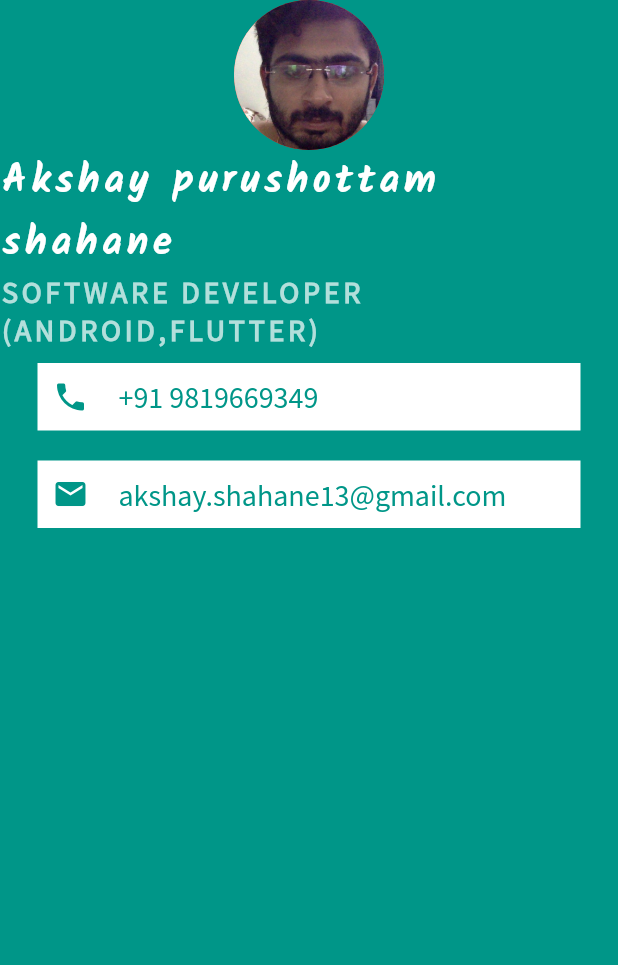
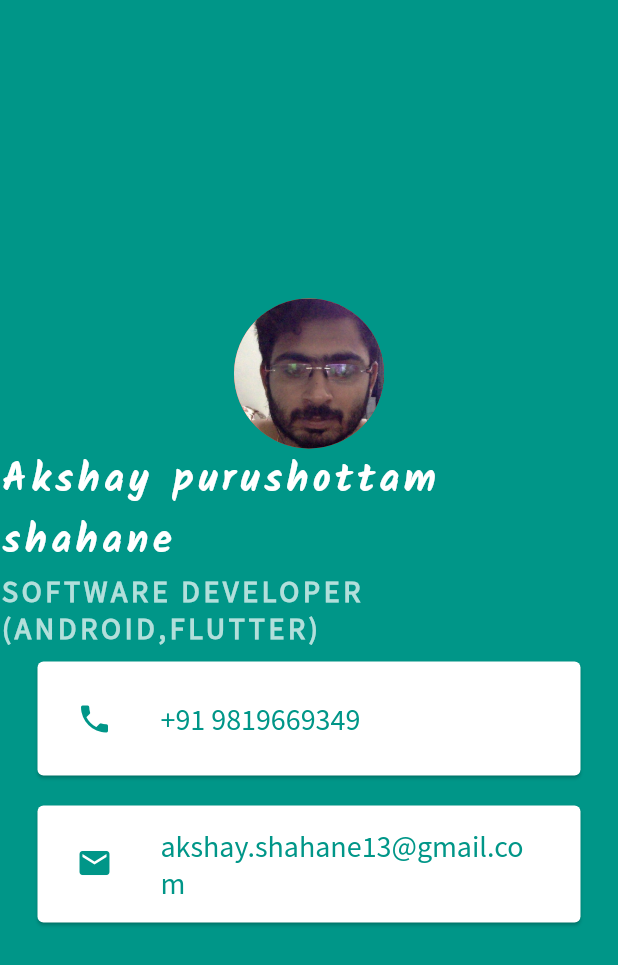
Before and after one commit to akshay3015/my_card_flutter, a Flutter app: the screen it shows after launch, on a phone screen of 412 x 824 dp. Shown: the top 965 px of the screen. Run offline on Flutter 3.47's test engine with Material 2 defaults, Android fonts, the phone set to English and light mode, and no system bars.

Commit message:
feat : learnt above card wideget in flutter

```diff
--- a/lib/main.dart
+++ b/lib/main.dart
@@ -12,6 +12,7 @@ class MyCardApp extends StatelessWidget {
         backgroundColor: Colors.teal,
         body: SafeArea(
             child: Column(
+          mainAxisAlignment: MainAxisAlignment.center,
           children: <Widget>[
             CircleAvatar(
               radius: 50.0,
@@ -21,11 +22,12 @@ class MyCardApp extends StatelessWidget {
             Text(
               'Akshay purushottam shahane',
               style: TextStyle(
-                  fontFamily: 'Kalam',
-                  fontSize: 26.0,
-                  color: Colors.white,
-                  letterSpacing: 3.0,
-                  fontWeight: FontWeight.bold),
+                fontFamily: 'Kalam',
+                fontSize: 26.0,
+                color: Colors.white,
+                letterSpacing: 3.0,
+                fontWeight: FontWeight.bold,
+              ),
             ),
             Text('SOFTWARE DEVELOPER (ANDROID,FLUTTER)',
                 style: TextStyle(
@@ -34,52 +36,46 @@ class MyCardApp extends StatelessWidget {
                     letterSpacing: 2.5,
                     fontWeight: FontWeight.bold,
                     fontFamily: 'SourceSansPro')),
-            Container(
+            Card(
               color: Colors.white,
-              padding: EdgeInsets.all(10.0),
               margin: EdgeInsets.symmetric(vertical: 10.0, horizontal: 25.0),
-              child: Row(
-                children: <Widget>[
-                  Icon(
+              child: Padding(
+                padding: EdgeInsets.all(10.00),
+                child: ListTile(
+                  leading: Icon(
                     Icons.phone,
                     color: Colors.teal,
                   ),
-                  SizedBox(
-                    width: 20.00,
-                  ),
-                  Text(
+                  title: Text(
                     "+91 9819669349",
                     style: TextStyle(
                         fontFamily: "SourceSansPro",
                         fontSize: 20.0,
                         color: Colors.teal),
-                  )
-                ],
+                  ),
+                ),
               ),
             ),
-            Container(
+            Card(
               color: Colors.white,
-              padding: EdgeInsets.all(10.0),
               margin: EdgeInsets.symmetric(vertical: 10.0, horizontal: 25.0),
-              child: Row(
-                children: <Widget>[
-                  Icon(
+              child: Padding(
+                padding: EdgeInsets.all(10.00),
+                child: ListTile(
+                  leading: Icon(
                     Icons.email,
                     color: Colors.teal,
                   ),
-                  SizedBox(
-                    width: 20.00,
-                  ),
-                  Text(
+                  title: Text(
                     "akshay.shahane13@gmail.com",
                     style: TextStyle(
                         fontFamily: "SourceSansPro",
                         fontSize: 20.0,
                         color: Colors.teal),
-                  )
-                ],
+                  ),
+                ),
               ),
-            )
+            ),
           ],
         )),
       ),
```
